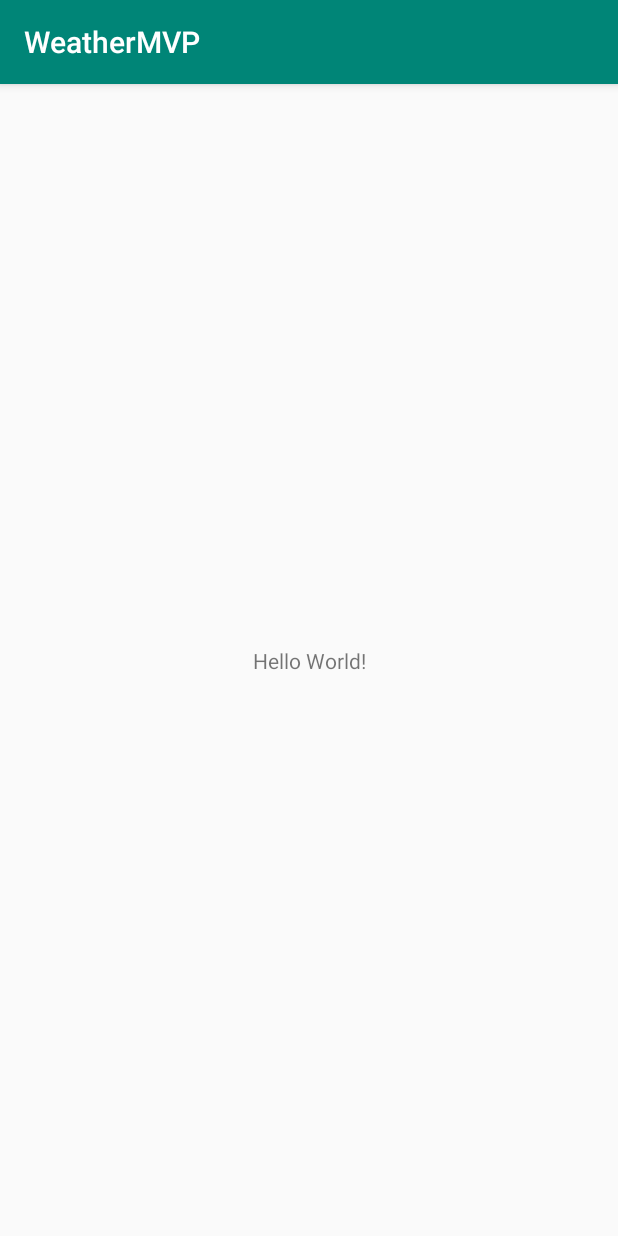
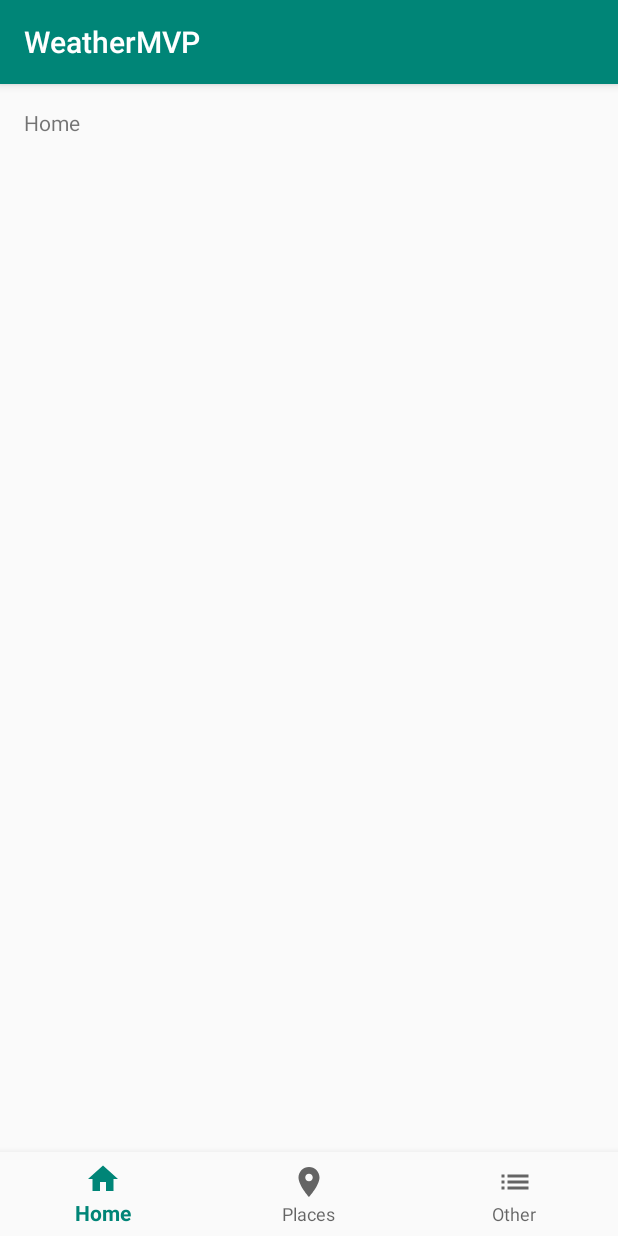
Before and after one commit to OLskrain/WeatherMVP, an Android app: the screen it shows after launch (MainActivity), on a phone screen of 412 x 824 dp. Run offline under Robolectric (Android 15) with nearby library versions, the phone set to English and light mode, and no system bars; our stand-ins replace ButterKnife.

Commit message:
added BottomNavigationView

```diff
--- a/app/src/main/java/com/example/olskr/weathermvp/MainActivity.java
+++ b/app/src/main/java/com/example/olskr/weathermvp/MainActivity.java
@@ -1,13 +1,47 @@
 package com.example.olskr.weathermvp;
 
 import android.os.Bundle;
+import android.support.annotation.NonNull;
+import android.support.design.widget.BottomNavigationView;
 import android.support.v7.app.AppCompatActivity;
+import android.view.MenuItem;
+import android.widget.TextView;
+
+import butterknife.BindView;
+import butterknife.ButterKnife;
 
 public class MainActivity extends AppCompatActivity {
+
+    @BindView(R.id.message)
+    TextView mTextMessage;
+    @BindView(R.id.navigation)
+    BottomNavigationView navigation;
+    private BottomNavigationView.OnNavigationItemSelectedListener mOnNavigationItemSelectedListener
+            = new BottomNavigationView.OnNavigationItemSelectedListener() {
+
+        @Override
+        public boolean onNavigationItemSelected(@NonNull MenuItem item) {
+            switch (item.getItemId()) {
+                case R.id.navigation_home:
+                    mTextMessage.setText(R.string.title_home); //TODO: Перенести подобный код взаимодействия в Presenter
+                    return true;
+                case R.id.navigation_dashboard:
+                    mTextMessage.setText(R.string.title_places);
+                    return true;
+                case R.id.navigation_notifications:
+                    mTextMessage.setText(R.string.title_other);
+                    return true;
+            }
+            return false;
+        }
+    };
 
     @Override
     protected void onCreate(Bundle savedInstanceState) {
         super.onCreate(savedInstanceState);
         setContentView(R.layout.activity_main);
+
+        ButterKnife.bind(this);
+        navigation.setOnNavigationItemSelectedListener(mOnNavigationItemSelectedListener);
     }
 }
--- /dev/null
+++ b/app/src/main/res/drawable-v24/ic_home_black_24dp.xml
@@ -0,0 +1,9 @@
+<vector xmlns:android="http://schemas.android.com/apk/res/android"
+    android:width="24dp"
+    android:height="24dp"
+    android:viewportWidth="24.0"
+    android:viewportHeight="24.0">
+    <path
+        android:fillColor="#FF000000"
+        android:pathData="M10,20v-6h4v6h5v-8h3L12,3 2,12h3v8z" />
+</vector>
--- /dev/null
+++ b/app/src/main/res/drawable/ic_other_list_black_24dp.xml
@@ -0,0 +1,9 @@
+<vector xmlns:android="http://schemas.android.com/apk/res/android"
+    android:width="24dp"
+    android:height="24dp"
+    android:viewportWidth="24.0"
+    android:viewportHeight="24.0">
+    <path
+        android:fillColor="#FF000000"
+        android:pathData="M3,13h2v-2L3,11v2zM3,17h2v-2L3,15v2zM3,9h2L5,7L3,7v2zM7,13h14v-2L7,11v2zM7,17h14v-2L7,15v2zM7,7v2h14L21,7L7,7z" />
+</vector>
--- /dev/null
+++ b/app/src/main/res/drawable/ic_place_black_24dp.xml
@@ -0,0 +1,9 @@
+<vector xmlns:android="http://schemas.android.com/apk/res/android"
+    android:width="24dp"
+    android:height="24dp"
+    android:viewportWidth="24.0"
+    android:viewportHeight="24.0">
+    <path
+        android:fillColor="#FF000000"
+        android:pathData="M12,2C8.13,2 5,5.13 5,9c0,5.25 7,13 7,13s7,-7.75 7,-13c0,-3.87 -3.13,-7 -7,-7zM12,11.5c-1.38,0 -2.5,-1.12 -2.5,-2.5s1.12,-2.5 2.5,-2.5 2.5,1.12 2.5,2.5 -1.12,2.5 -2.5,2.5z" />
+</vector>
--- a/app/src/main/res/layout/activity_main.xml
+++ b/app/src/main/res/layout/activity_main.xml
@@ -2,17 +2,32 @@
 <android.support.constraint.ConstraintLayout xmlns:android="http://schemas.android.com/apk/res/android"
     xmlns:app="http://schemas.android.com/apk/res-auto"
     xmlns:tools="http://schemas.android.com/tools"
+    android:id="@+id/container"
     android:layout_width="match_parent"
     android:layout_height="match_parent"
     tools:context=".MainActivity">
 
     <TextView
+        android:id="@+id/message"
         android:layout_width="wrap_content"
         android:layout_height="wrap_content"
-        android:text="Hello World!"
+        android:layout_marginStart="@dimen/activity_horizontal_margin"
+        android:layout_marginLeft="@dimen/activity_horizontal_margin"
+        android:layout_marginTop="@dimen/activity_vertical_margin"
+        android:text="@string/title_home"
+        app:layout_constraintLeft_toLeftOf="parent"
+        app:layout_constraintTop_toTopOf="parent" />
+
+    <android.support.design.widget.BottomNavigationView
+        android:id="@+id/navigation"
+        android:layout_width="0dp"
+        android:layout_height="wrap_content"
+        android:layout_marginStart="0dp"
+        android:layout_marginEnd="0dp"
+        android:background="?android:attr/windowBackground"
         app:layout_constraintBottom_toBottomOf="parent"
         app:layout_constraintLeft_toLeftOf="parent"
         app:layout_constraintRight_toRightOf="parent"
-        app:layout_constraintTop_toTopOf="parent" />
+        app:menu="@menu/navigation" />
 
 </android.support.constraint.ConstraintLayout>
--- /dev/null
+++ b/app/src/main/res/menu/navigation.xml
@@ -0,0 +1,19 @@
+<?xml version="1.0" encoding="utf-8"?>
+<menu xmlns:android="http://schemas.android.com/apk/res/android">
+
+    <item
+        android:id="@+id/navigation_home"
+        android:icon="@drawable/ic_home_black_24dp"
+        android:title="@string/title_home" />
+
+    <item
+        android:id="@+id/navigation_dashboard"
+        android:icon="@drawable/ic_place_black_24dp"
+        android:title="@string/title_places" />
+
+    <item
+        android:id="@+id/navigation_notifications"
+        android:icon="@drawable/ic_other_list_black_24dp"
+        android:title="@string/title_other" />
+
+</menu>
--- /dev/null
+++ b/app/src/main/res/values/dimens.xml
@@ -0,0 +1,5 @@
+<resources>
+    <!-- Default screen margins, per the Android Design guidelines. -->
+    <dimen name="activity_horizontal_margin">16dp</dimen>
+    <dimen name="activity_vertical_margin">16dp</dimen>
+</resources>
--- a/app/src/main/res/values/strings.xml
+++ b/app/src/main/res/values/strings.xml
@@ -1,3 +1,7 @@
 <resources>
     <string name="app_name">WeatherMVP</string>
+
+    <string name="title_home">Home</string>
+    <string name="title_places">Places</string>
+    <string name="title_other">Other</string>
 </resources>
```
